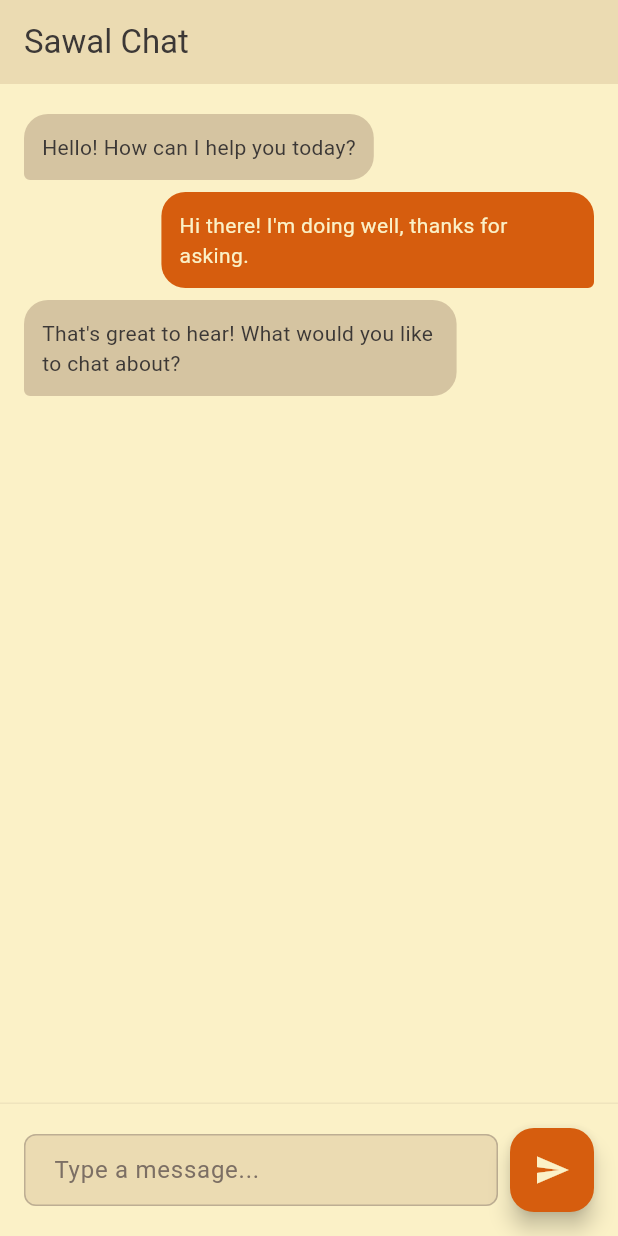
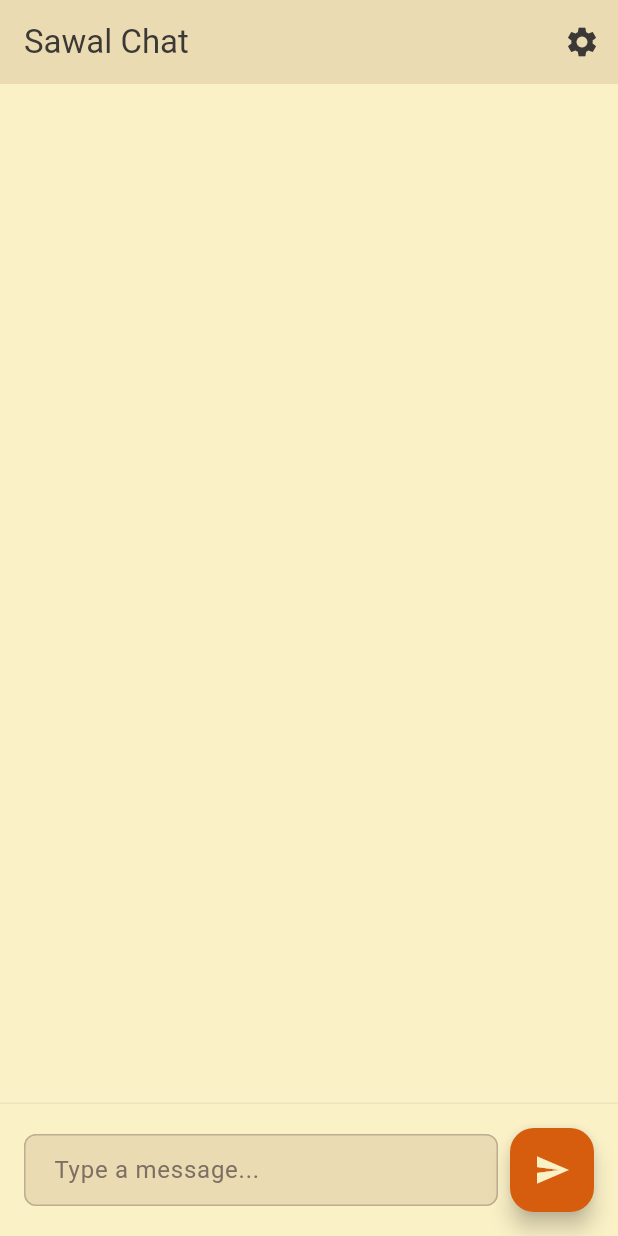
Before and after one commit to abdushakoor12/sawal, a Flutter app: the screen it shows after launch, after a tap on the "send" icon, on a phone screen of 412 x 824 dp. Run offline on Flutter 3.47's test engine with Material 3 defaults, Android fonts, the phone set to English and light mode, and no system bars; our stand-ins replace shared_preferences.

Commit message:
Add OpenRouter chat integration with HTTP API calls
- Add http and shared_preferences dependencies
- Create OpenRouter service for API completions
- Implement API key storage in shared preferences
- Add UI for API key input via settings dialog
- Replace simulated chat replies with real OpenRouter responses
- Remove dummy messages, start with empty chat
- Fix macOS network permissions for debug builds
- Handle API errors gracefully

```diff
--- /dev/null
+++ b/lib/data/preferences_service.dart
@@ -0,0 +1,15 @@
+import 'package:shared_preferences/shared_preferences.dart';
+
+class PreferencesService {
+  static const String _apiKeyKey = 'openrouter_api_key';
+
+  Future<void> saveApiKey(String apiKey) async {
+    final prefs = await SharedPreferences.getInstance();
+    await prefs.setString(_apiKeyKey, apiKey);
+  }
+
+  Future<String?> getApiKey() async {
+    final prefs = await SharedPreferences.getInstance();
+    return prefs.getString(_apiKeyKey);
+  }
+}
--- a/lib/main.dart
+++ b/lib/main.dart
@@ -1,6 +1,8 @@
 import 'package:flutter/material.dart';
 import 'theme/gruvbox.dart';
 import 'models/message.dart';
+import 'data/preferences_service.dart';
+import 'data/openrouter_service.dart';
 
 void main() {
   runApp(const MyApp());
@@ -31,16 +33,29 @@ class MyHomePage extends StatefulWidget {
 }
 
 class _MyHomePageState extends State<MyHomePage> {
-  final List<Message> _messages = [
-    Message(text: 'Hello! How can I help you today?', isUser: false, timestamp: DateTime.now().subtract(const Duration(minutes: 2))),
-    Message(text: 'Hi there! I\'m doing well, thanks for asking.', isUser: true, timestamp: DateTime.now().subtract(const Duration(minutes: 1))),
-    Message(text: 'That\'s great to hear! What would you like to chat about?', isUser: false, timestamp: DateTime.now()),
-  ];
+  final List<Message> _messages = [];
 
   final TextEditingController _controller = TextEditingController();
   final ScrollController _scrollController = ScrollController();
 
-  void _sendMessage() {
+  late PreferencesService _prefs;
+  late OpenRouterService _openRouter;
+  String? _apiKey;
+
+  @override
+  void initState() {
+    super.initState();
+    _prefs = PreferencesService();
+    _openRouter = OpenRouterService();
+    _loadApiKey();
+  }
+
+  void _loadApiKey() async {
+    _apiKey = await _prefs.getApiKey();
+    setState(() {});
+  }
+
+  void _sendMessage() async {
     if (_controller.text.trim().isEmpty) return;
 
     final userMessage = Message(
@@ -64,31 +79,24 @@ class _MyHomePageState extends State<MyHomePage> {
       );
     });
 
-    // Simulate automatic reply after a delay
-    Future.delayed(const Duration(seconds: 1), () {
-      final replies = [
-        'That sounds interesting!',
-        'I understand.',
-        'Tell me more about that.',
-        'How does that make you feel?',
-        'What are your thoughts on this?',
-        'I\'m here to listen.',
-        'That\'s a good point.',
-        'I agree with you.',
-        'Thanks for sharing!',
-        'What happened next?',
-      ];
+    if (_apiKey != null) {
+      // Build messages for API
+      final apiMessages = _messages.map((m) => {
+        'role': m.isUser ? 'user' : 'assistant',
+        'content': m.text,
+      }).toList();
 
+      try {
+        final reply = await _openRouter.getCompletion(_apiKey!, apiMessages);
+        if (!mounted) return;
         final replyMessage = Message(
-        text: replies[DateTime.now().millisecondsSinceEpoch % replies.length],
+          text: reply,
           isUser: false,
           timestamp: DateTime.now(),
         );
-
         setState(() {
           _messages.add(replyMessage);
         });
-
         // Scroll to bottom after reply
         WidgetsBinding.instance.addPostFrameCallback((_) {
           _scrollController.animateTo(
@@ -97,7 +105,56 @@ class _MyHomePageState extends State<MyHomePage> {
             curve: Curves.easeOut,
           );
         });
+      } catch (e) {
+        if (!mounted) return;
+        final errorMessage = Message(
+          text: 'Error: ${e.toString()}',
+          isUser: false,
+          timestamp: DateTime.now(),
+        );
+        setState(() {
+          _messages.add(errorMessage);
         });
+      }
+    } else {
+      _showApiKeyDialog();
+    }
+  }
+
+  void _showApiKeyDialog() {
+    final controller = TextEditingController(text: _apiKey ?? '');
+    showDialog(
+      context: context,
+      builder: (context) => AlertDialog(
+        title: const Text('OpenRouter API Key'),
+        content: TextField(
+          controller: controller,
+          decoration: const InputDecoration(hintText: 'Enter your API key'),
+          obscureText: true,
+        ),
+        actions: [
+          TextButton(
+            onPressed: () => Navigator.pop(context),
+            child: const Text('Cancel'),
+          ),
+          TextButton(
+            onPressed: () async {
+              final key = controller.text.trim();
+              if (key.isNotEmpty) {
+                await _prefs.saveApiKey(key);
+                if (!mounted) return;
+                setState(() {
+                  _apiKey = key;
+                });
+              }
+              if (!mounted) return;
+              if (mounted) Navigator.pop(context);
+            },
+            child: const Text('Save'),
+          ),
+        ],
+      ),
+    );
   }
 
   @override
@@ -108,6 +165,12 @@ class _MyHomePageState extends State<MyHomePage> {
       appBar: AppBar(
         backgroundColor: colorScheme.surfaceContainerHighest,
         title: Text(widget.title),
+        actions: [
+          IconButton(
+            icon: const Icon(Icons.settings),
+            onPressed: _showApiKeyDialog,
+          ),
+        ],
       ),
       body: Column(
         children: [
--- a/pubspec.yaml
+++ b/pubspec.yaml
@@ -34,6 +34,8 @@ dependencies:
   # The following adds the Cupertino Icons font to your application.
   # Use with the CupertinoIcons class for iOS style icons.
   cupertino_icons: ^1.0.8
+  http: ^1.2.0
+  shared_preferences: ^2.2.2
 
 dev_dependencies:
   flutter_test:
```
Also changed, not shown: lib/data/openrouter_service.dart (added, +30 -0 lines), pubspec.lock, 11 other files. Lines whose indentation alone changed are shown as unchanged.
